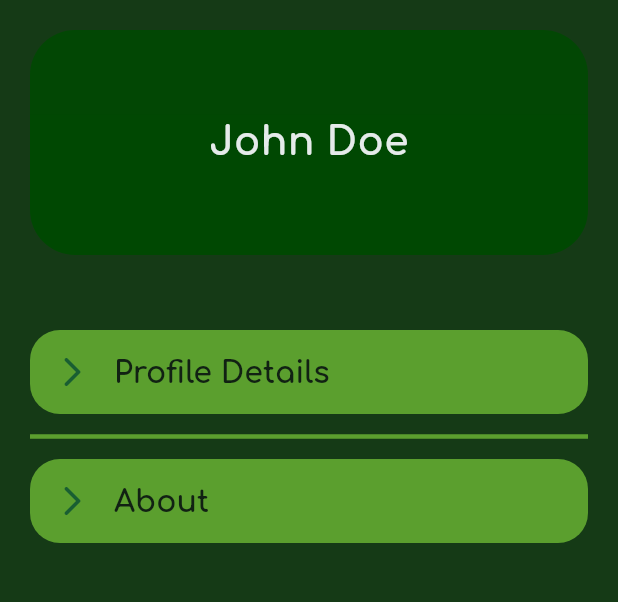
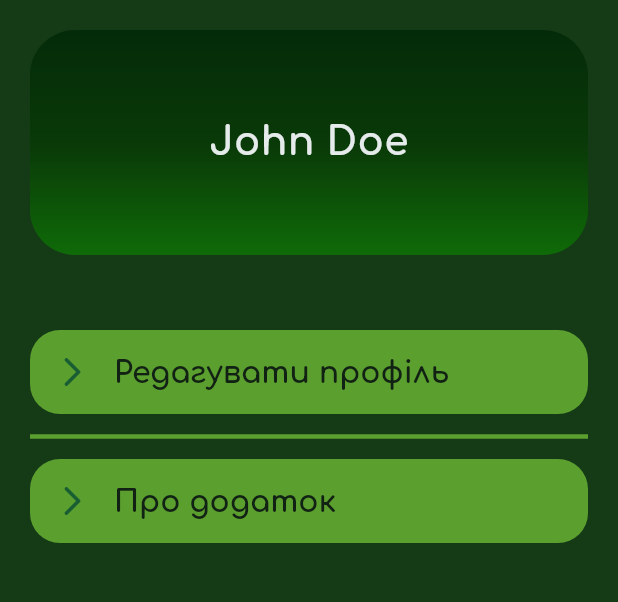
Before and after one commit to turdigicode/flutter_duo_practice, a Flutter app: the Profile screen opened by its route, on a phone screen of 412 x 824 dp, the part 84-686 px from its top. Run offline on Flutter 3.47's test engine with Material 3 defaults, Android fonts, the phone set to English and light mode, and no system bars; missing offline and left inert: flutter_inappwebview; network calls fail.

Commit message:
Complete profile.dart page

```diff
--- a/lib/constants/app_routes.dart
+++ b/lib/constants/app_routes.dart
@@ -5,6 +5,7 @@ import '../main.dart';
 import '../screens/home/home.dart';
 import '../screens/home/models/sub_category.dart';
 import '../screens/player/player.dart';
+import '../screens/profile/inner_browser.dart';
 import '../screens/profile/profile.dart';
 import '../screens/sub_category_details/sub_category_details.dart';
 
@@ -15,6 +16,7 @@ class AppRoutes {
   static const String profile = "/profile";
   static const String subCategoryDetails = "/subCategoryDetails";
   static const String landingScreen = "/landingScreen";
+  static const String webBrowser = "/innerBrowser";
 
   static MaterialPageRoute? onGenerateRoute(RouteSettings settings) {
     return MaterialPageRoute(
@@ -33,6 +35,8 @@ class AppRoutes {
               return SubCategoryDetails(subCategory: subCategory);
             case landingScreen:
               return const LandingScreen();
+            case webBrowser:
+              return const InnerBrowser();
             default:
               return const MainPage();
           }
--- a/lib/constants/app_text_styles.dart
+++ b/lib/constants/app_text_styles.dart
@@ -2,7 +2,6 @@ import 'package:flutter/material.dart';
 import 'package:flutter_duo_practice/constants/app_fonts.dart';
 import 'app_colors.dart';
 import 'app_font_sizes.dart';
-import 'app_fonts.dart';
 
 class AppTextStyles {
   static const TextStyle _base = TextStyle(
--- a/lib/screens/home/home.dart
+++ b/lib/screens/home/home.dart
@@ -2,7 +2,6 @@ import 'package:flutter/material.dart';
 import 'package:flutter_duo_practice/constants/app_colors.dart';
 import 'package:flutter_duo_practice/constants/app_routes.dart';
 import 'package:flutter_duo_practice/screens/home/models/sub_category.dart';
-
 import '../../constants/app_text_styles.dart';
 import 'mocks/main_category.mocks.dart';
 import 'mocks/sub_category.mocks.dart';
--- a/lib/screens/profile/profile.dart
+++ b/lib/screens/profile/profile.dart
@@ -1,39 +1,84 @@
 import 'package:flutter/material.dart';
 import 'package:flutter_duo_practice/constants/app_colors.dart';
+import '../../constants/app_text_styles.dart';
+import 'dialogs/app_details_dialog.dart';
+import 'dialogs/edit_profile_info_dialog.dart';
+import 'models/profile_buttons.dart';
 
-import '../../constants/app_routes.dart';
-import '../../constants/app_text_styles.dart';
-import 'models/profileButtons.dart';
+const _titleText = "Profile page";
 
-class Profile extends StatelessWidget {
+class Profile extends StatefulWidget {
   const Profile({super.key});
-  final _titleText = "Profile page";
+
+  @override
+  State<Profile> createState() => _ProfileState();
+}
+
+class _ProfileState extends State<Profile> {
+  String _profileName = "John Doe";
+  final TextEditingController _userNameController = TextEditingController();
+  final Map<String, bool> _inputStatus = {'isWrongInputName': false};
+
+  Future<void> _openEditProfileDialog(BuildContext context) async {
+    final result = await showDialog<String>(
+      context: context,
+      builder: (BuildContext context) {
+        return ProfileEditDialog(
+          userNameController: _userNameController,
+          inputStatus: _inputStatus,
+          onSave: (newName) {
+            setState(() {
+              _profileName = newName;
+            });
+          },
+        );
+      },
+    );
+    if (result != null && result.isNotEmpty) {
+      setState(() {
+        _profileName = result;
+      });
+    }
+  }
+
+  void showAppDetailsDialog(BuildContext context) {
+    showDialog(
+      context: context,
+      barrierDismissible: true,
+      builder: (BuildContext context) {
+        return const AppDetailsDialog();
+      },
+    );
+  }
 
   @override
   Widget build(BuildContext context) {
     return Scaffold(
       appBar: AppBar(
-        title: Text(_titleText),
+        title: const Text(_titleText),
         titleTextStyle: AppTextStyles.title,
         backgroundColor: AppColors.primary,
         centerTitle: true,
       ),
-
-      body: const Column(
+      body: Column(
         children: [
-          UserProfile(),
+          UserProfile(profileName: _profileName),
           Expanded(
-            child: ProfileWidgetsListView(),
-          )
-        ]
+            child: ProfileWidgetsListView(
+              onEditProfile: _openEditProfileDialog,
+              showAppDetailsDialog: showAppDetailsDialog
+            ),
+          ),
+        ],
       ),
     );
   }
 }
 
-class UserProfile extends StatelessWidget{
-  const UserProfile({super.key});
-  final String _defaultName = "John Doe";
+class UserProfile extends StatelessWidget {
+  final String profileName;
+
+  const UserProfile({super.key, required this.profileName});
 
   @override
   Widget build(BuildContext context) {
@@ -46,7 +91,7 @@ class UserProfile extends StatelessWidget{
             height: 150,
             decoration: const BoxDecoration(
               color: AppColors.background,
-                backgroundBlendMode: BlendMode.saturation,
+              backgroundBlendMode: BlendMode.hardLight,
               gradient: LinearGradient(
                 begin: Alignment.topCenter,
                 end: Alignment.bottomCenter,
@@ -59,23 +104,26 @@ class UserProfile extends StatelessWidget{
           Container(
             alignment: Alignment.center,
             child: Text(
-                _defaultName,
+              profileName,
               style: AppTextStyles.title,
               textAlign: TextAlign.center,
             ),
           ),
         ],
-        )
+      ),
     );
   }
 }
 
 class ProfileWidgetsListView extends StatelessWidget {
-  const ProfileWidgetsListView({super.key});
+  final Future<void> Function(BuildContext) onEditProfile;
+  final void Function(BuildContext) showAppDetailsDialog;
+
+  const ProfileWidgetsListView({super.key, required this.onEditProfile, required this.showAppDetailsDialog});
 
   static Map<ProfileButtons, String> buttonsLabels = {
-    ProfileButtons.profileDetails: "Profile Details",
-    ProfileButtons.about: "About"
+    ProfileButtons.profileDetails: "Редагувати профіль",
+    ProfileButtons.about: "Про додаток",
   };
 
   @override
@@ -97,7 +145,6 @@ class ProfileWidgetsListView extends StatelessWidget {
           titleTextStyle: AppTextStyles.buttonSecondary,
           tileColor: AppColors.secondary,
           enableFeedback: true,
-
           shape: RoundedRectangleBorder(
             borderRadius: BorderRadius.circular(20),
           ),
@@ -105,19 +152,22 @@ class ProfileWidgetsListView extends StatelessWidget {
             Icons.arrow_forward_ios_rounded,
             color: AppColors.primary,
           ),
-
           onTap: () {
-            switch (button) {
-              case ProfileButtons.profileDetails:
-                Navigator.pushNamed(context, AppRoutes.player);
-                break;
-              case ProfileButtons.about:
-                Navigator.pushNamed(context, AppRoutes.player);
-                break;
-            }
+            switchProfileButtons(button, context);
           },
         );
       },
     );
   }
+
+  void switchProfileButtons(ProfileButtons button, BuildContext context) {
+    switch (button) {
+      case ProfileButtons.profileDetails:
+        onEditProfile(context);
+        break;
+      case ProfileButtons.about:
+        showAppDetailsDialog(context);
+        break;
     }
+  }
+}
--- a/lib/screens/sub_category_details/sub_category_details.dart
+++ b/lib/screens/sub_category_details/sub_category_details.dart
@@ -1,7 +1,7 @@
 import 'package:flutter/material.dart';
 import 'package:flutter_duo_practice/constants/app_text_styles.dart';
-import 'package:flutter_duo_practice/screens/sub_category_details/mocks/PlaylistSong.mocks.dart';
-import 'package:flutter_duo_practice/screens/sub_category_details/models/PlaylistSong.dart';
+import 'package:flutter_duo_practice/screens/sub_category_details/mocks/playlist_song.mocks.dart';
+import 'package:flutter_duo_practice/screens/sub_category_details/models/playlist_song.dart';
 
 import '../../constants/app_colors.dart';
 import '../../constants/app_routes.dart';
```
Also changed, not shown: lib/main.dart (+15 -8 lines), lib/screens/profile/dialogs/app_details_dialog.dart (added, +76 -0 lines), lib/screens/profile/dialogs/edit_profile_info_dialog.dart (added, +83 -0 lines), lib/screens/profile/inner_browser.dart (added, +29 -0 lines), pubspec.yaml (+2 -69 lines), lib/screens/profile/models/profile_buttons.dart (renamed from lib/screens/profile/models/profileButtons.dart), lib/screens/sub_category_details/mocks/playlist_song.mocks.dart, lib/screens/sub_category_details/models/playlist_song.dart (renamed from lib/screens/sub_category_details/models/PlaylistSong.dart), pubspec.lock. Lines whose indentation alone changed are shown as unchanged.
